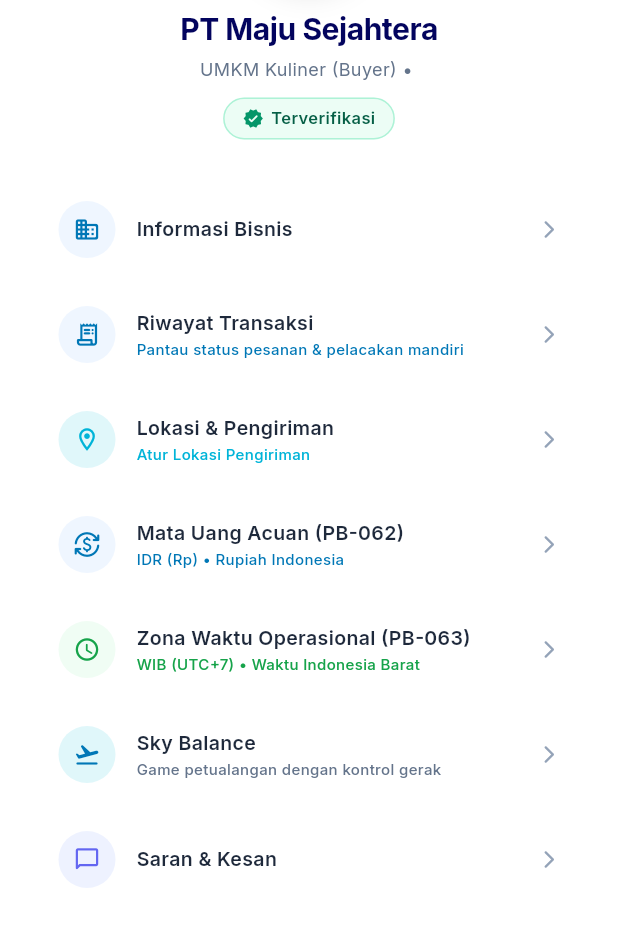
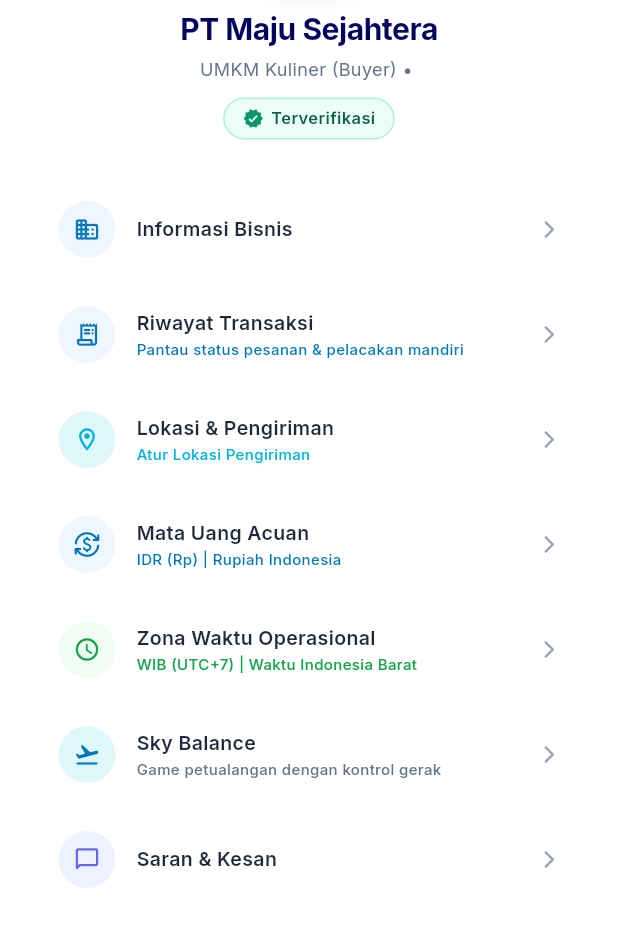
Before and after one commit to ardiw1123/recovera, a Flutter app: the ProfileScreen screen opened directly, on a phone screen of 412 x 824 dp, the part 305-1236 px from its top. Run offline on Flutter 3.47's test engine with Material 3 defaults, Android fonts, the phone set to English and light mode, and no system bars; our stand-ins replace audioplayers, camera, connectivity_plus, dio, firebase_core, firebase_messaging and 14 more; accounts and stored records are empty; network calls fail.

Commit message:
fix: profile & kesan

```diff
--- a/lib/features/auth/screens/profile_screen.dart
+++ b/lib/features/auth/screens/profile_screen.dart
@@ -776,7 +776,8 @@ class _ProfileMenuListState extends State<_ProfileMenuList> {
       // Ikat identitas akun yang sedang aktif saat ini
       final profile = AuthRepository.instance.currentUserProfile;
       final tokens = AuthRepository.instance.currentTokens;
-      final refreshToken = tokens?.refreshToken ??
+      final refreshToken =
+          tokens?.refreshToken ??
           (await BiometricService.instance.getRefreshToken()) ??
           'biometric_refresh_user';
 
@@ -824,28 +825,28 @@ class _ProfileMenuListState extends State<_ProfileMenuList> {
   String _getCurrencyLabel(String code) {
     switch (code) {
       case 'USD':
-        return 'USD (\$) • US Dollar';
+        return 'USD (\$) | US Dollar';
       case 'EUR':
-        return 'EUR (€) • Euro Uni Eropa';
+        return 'EUR (€) | Euro Uni Eropa';
       case 'GBP':
-        return 'GBP (£) • British Pound';
+        return 'GBP (£) | British Pound';
       case 'IDR':
       default:
-        return 'IDR (Rp) • Rupiah Indonesia';
+        return 'IDR (Rp) | Rupiah Indonesia';
     }
   }
 
   String _getTimezoneLabel(String code) {
     switch (code) {
       case 'WITA':
-        return 'WITA (UTC+8) • Waktu Indonesia Tengah';
+        return 'WITA (UTC+8) | Waktu Indonesia Tengah';
       case 'WIT':
-        return 'WIT (UTC+9) • Waktu Indonesia Timur';
+        return 'WIT (UTC+9) | Waktu Indonesia Timur';
       case 'London':
-        return 'London (BST/UTC+1) • Standar Audit ESG';
+        return 'London (BST/UTC+1) | Standar Audit ESG';
       case 'WIB':
       default:
-        return 'WIB (UTC+7) • Waktu Indonesia Barat';
+        return 'WIB (UTC+7) | Waktu Indonesia Barat';
     }
   }
 
@@ -897,7 +898,7 @@ class _ProfileMenuListState extends State<_ProfileMenuList> {
                         crossAxisAlignment: CrossAxisAlignment.start,
                         children: [
                           Text(
-                            'Pilih Mata Uang Acuan (PB-062)',
+                            'Pilih Mata Uang Acuan',
                             style: GoogleFonts.inter(
                               fontSize: 16,
                               fontWeight: FontWeight.w700,
@@ -1106,7 +1107,7 @@ class _ProfileMenuListState extends State<_ProfileMenuList> {
                         crossAxisAlignment: CrossAxisAlignment.start,
                         children: [
                           Text(
-                            'Pilih Zona Waktu Operasional (PB-063)',
+                            'Pilih Zona Waktu Operasional',
                             style: GoogleFonts.inter(
                               fontSize: 16,
                               fontWeight: FontWeight.w700,
@@ -1326,7 +1327,7 @@ class _ProfileMenuListState extends State<_ProfileMenuList> {
         icon: Icons.currency_exchange_rounded,
         iconBg: const Color(0xFFEFF6FF),
         iconColor: AppColors.primary,
-        label: 'Mata Uang Acuan (PB-062)',
+        label: 'Mata Uang Acuan',
         subtitle: _getCurrencyLabel(_selectedCurrency),
         subtitleColor: AppColors.primary,
         onTap: () => _showCurrencyPickerBottomSheet(context),
@@ -1337,7 +1338,7 @@ class _ProfileMenuListState extends State<_ProfileMenuList> {
         icon: Icons.schedule_rounded,
         iconBg: const Color(0xFFF0FDF4),
         iconColor: const Color(0xFF16A34A),
-        label: 'Zona Waktu Operasional (PB-063)',
+        label: 'Zona Waktu Operasional',
         subtitle: _getTimezoneLabel(_selectedTimezone),
         subtitleColor: const Color(0xFF16A34A),
         onTap: () => _showTimezonePickerBottomSheet(context),
--- a/lib/features/feedback/screens/saran_kesan_screen.dart
+++ b/lib/features/feedback/screens/saran_kesan_screen.dart
@@ -13,7 +13,7 @@ class SaranKesanScreen extends StatelessWidget {
   static const _saran =
       'Semoga pembelajaran dapat terus dikembangkan dengan lebih banyak contoh project dan studi kasus yang dekat dengan kebutuhan pengembangan aplikasi mobile saat ini, sehingga mahasiswa dapat semakin memahami penerapan materi secara langsung.';
   static const _terimaKasih =
-      'Terima kasih atas ilmu, arahan, dan pengalaman yang diberikan selama perkuliahan.';
+      'Terima kasih atas ilmu, arahan dan pengalaman yang diberikan selama perkuliahan. Semoga nilai kelompok ini A. Aamiin!';
 
   @override
   Widget build(BuildContext context) {
@@ -377,7 +377,7 @@ class _ThankYouCard extends StatelessWidget {
               crossAxisAlignment: CrossAxisAlignment.start,
               children: [
                 Text(
-                  'Terima Kasih!',
+                  'Terima Kasih Pak Bagus!',
                   style: GoogleFonts.inter(
                     fontSize: 16,
                     fontWeight: FontWeight.w700,
```
